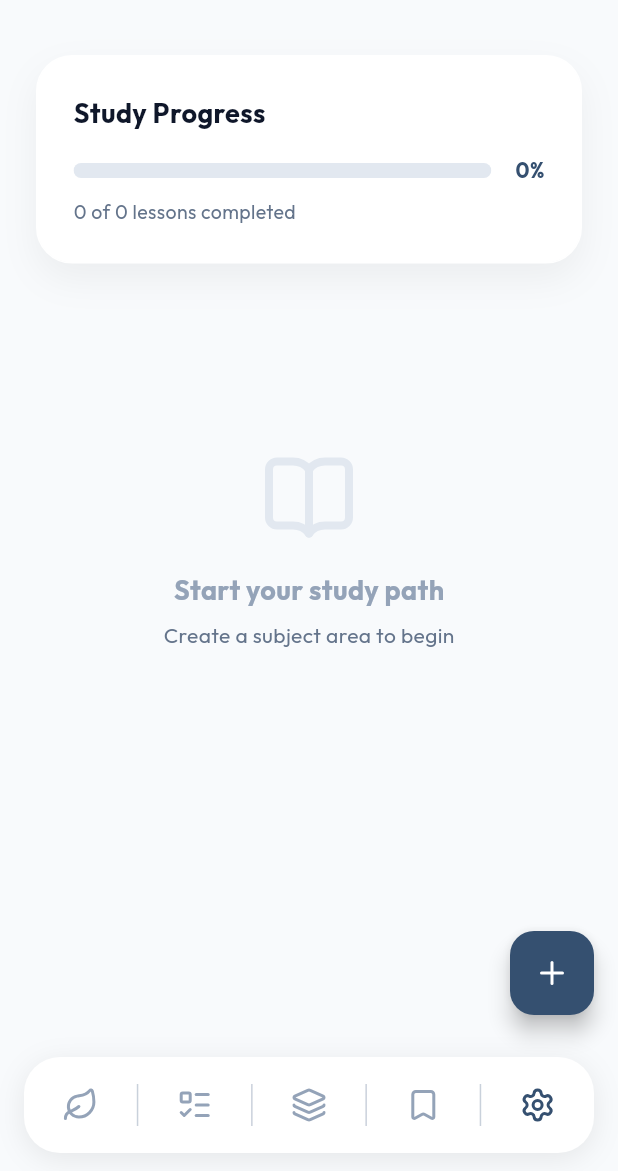
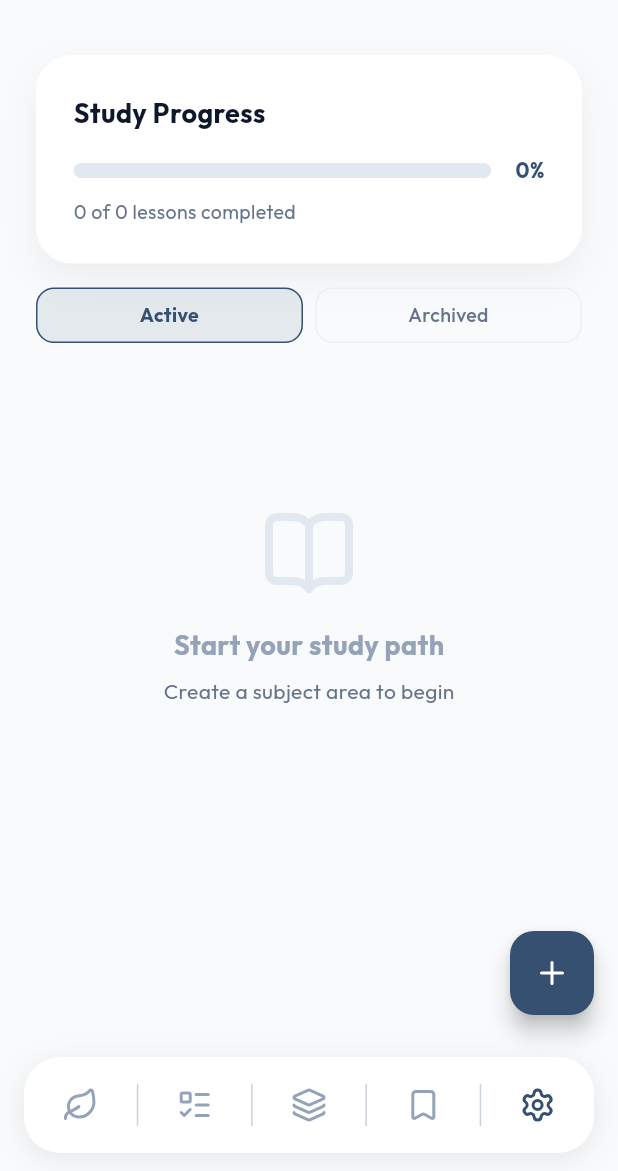
Before and after one commit to iver23/flowlife-mobile, a Flutter app: the screen it shows once a user with an empty profile is signed in, item 5 of the bottom bar chosen, on a phone screen of 412 x 824 dp, the part 65-1236 px from its top. Run offline on Flutter 3.47's test engine with Material 3 defaults, Android fonts, the phone set to English and light mode, and no system bars; our stand-ins replace cloud_firestore, confetti, firebase_auth, firebase_core, fl_chart, flutter_local_notifications and 7 more; accounts and stored records are empty.

Commit message:
feat: add biometric app lock functionality and study area archiving.

```diff
--- a/lib/data/models/study_models.dart
+++ b/lib/data/models/study_models.dart
@@ -5,13 +5,29 @@ class SubjectArea {
   final String name;
   final String color;
   final DateTime createdAt;
+  final bool isArchived;
 
   SubjectArea({
     required this.id,
     required this.name,
     required this.color,
     required this.createdAt,
+    this.isArchived = false,
   });
+
+  SubjectArea copyWith({
+    String? name,
+    String? color,
+    bool? isArchived,
+  }) {
+    return SubjectArea(
+      id: id,
+      name: name ?? this.name,
+      color: color ?? this.color,
+      createdAt: createdAt,
+      isArchived: isArchived ?? this.isArchived,
+    );
+  }
 
   Map<String, dynamic> toMap() {
     return {
@@ -19,6 +35,7 @@ class SubjectArea {
       'name': name,
       'color': color,
       'createdAt': createdAt.toIso8601String(),
+      'isArchived': isArchived,
     };
   }
 
@@ -28,6 +45,7 @@ class SubjectArea {
       name: map['name'] ?? '',
       color: map['color'] ?? 'duskblue',
       createdAt: DateTime.parse(map['createdAt']),
+      isArchived: map['isArchived'] ?? false,
     );
   }
 
--- a/lib/main.dart
+++ b/lib/main.dart
@@ -30,6 +30,8 @@ import 'package:firebase_core/firebase_core.dart';
 import 'package:flutter/services.dart';
 import 'package:shared_preferences/shared_preferences.dart';
 import 'core/theme_notifier.dart';
+import 'core/biometric_notifier.dart';
+import 'presentation/screens/lock_screen.dart';
 
 void main() async {
   WidgetsFlutterBinding.ensureInitialized();
@@ -66,27 +68,39 @@ class MyApp extends ConsumerWidget {
   }
 }
 
-class MainScreen extends StatefulWidget {
+class MainScreen extends ConsumerStatefulWidget {
   const MainScreen({super.key});
 
   @override
-  State<MainScreen> createState() => _MainScreenState();
+  ConsumerState<MainScreen> createState() => _MainScreenState();
 }
 
-class _MainScreenState extends State<MainScreen> {
+class _MainScreenState extends ConsumerState<MainScreen> with WidgetsBindingObserver {
   int _selectedIndex = 2; // Default to Dashboard
   late ConfettiController _confettiController;
 
   @override
   void initState() {
     super.initState();
+    WidgetsBinding.instance.addObserver(this);
     _confettiController = ConfettiController(duration: const Duration(seconds: 1));
   }
 
   @override
   void dispose() {
+    WidgetsBinding.instance.removeObserver(this);
     _confettiController.dispose();
     super.dispose();
+  }
+
+  @override
+  void didChangeAppLifecycleState(AppLifecycleState state) {
+    if (state == AppLifecycleState.inactive || state == AppLifecycleState.paused) {
+      final bioState = ref.read(biometricProvider);
+      if (bioState.isEnabled && bioState.isAutoLockEnabled) {
+        ref.read(biometricProvider.notifier).lock();
+      }
+    }
   }
 
   static const List<Widget> _screens = [
@@ -200,6 +214,7 @@ class _MainScreenState extends State<MainScreen> {
                       ],
                     ),
                   ),
+                  if (ref.watch(biometricProvider).isLocked) const LockScreen(),
                 ],
               ),
             );
--- a/lib/presentation/screens/study_screen.dart
+++ b/lib/presentation/screens/study_screen.dart
@@ -6,12 +6,20 @@ import '../../core/study_notifier.dart';
 import '../../data/models/study_models.dart';
 import '../widgets/study_edit_sheet.dart';
 
-class StudyScreen extends ConsumerWidget {
+class StudyScreen extends ConsumerStatefulWidget {
   const StudyScreen({super.key});
 
   @override
-  Widget build(BuildContext context, WidgetRef ref) {
+  ConsumerState<StudyScreen> createState() => _StudyScreenState();
+}
+
+class _StudyScreenState extends ConsumerState<StudyScreen> {
+  bool _showArchived = false;
+
+  @override
+  Widget build(BuildContext context) {
     final state = ref.watch(studyNotifierProvider);
+    final filteredAreas = state.areas.where((a) => a.isArchived == _showArchived).toList();
 
     return Scaffold(
       body: CustomScrollView(
@@ -23,16 +31,57 @@ class StudyScreen extends ConsumerWidget {
                 crossAxisAlignment: CrossAxisAlignment.start,
                 children: [
                   _buildHeader(ref),
-                  const SizedBox(height: 24),
-                  if (state.areas.isEmpty)
+                  const SizedBox(height: 16),
+                  _buildViewToggle(),
+                  const SizedBox(height: 8),
+                  if (filteredAreas.isEmpty)
                     _buildEmptyState(context)
                   else
-                    ...state.areas.map((area) => _buildAreaTile(context, ref, area)),
+                    ...filteredAreas.map((area) => _buildAreaTile(context, ref, area)),
                 ],
               ),
             ),
           ),
         ],
+      ),
+    );
+  }
+
+  Widget _buildViewToggle() {
+    return Row(
+      children: [
+        _buildToggleItem("Active", !_showArchived),
+        const SizedBox(width: 8),
+        _buildToggleItem("Archived", _showArchived),
+      ],
+    );
+  }
+
+  Widget _buildToggleItem(String label, bool isActive) {
+    return Expanded(
+      child: InkWell(
+        onTap: () => setState(() => _showArchived = label == "Archived"),
+        borderRadius: BorderRadius.circular(12),
+        child: Container(
+          padding: const EdgeInsets.symmetric(vertical: 8),
+          decoration: BoxDecoration(
+            color: isActive ? FlowColors.primary.withOpacity(0.1) : Colors.transparent,
+            borderRadius: BorderRadius.circular(12),
+            border: Border.all(
+              color: isActive ? FlowColors.primary : FlowColors.slate200.withOpacity(0.5),
+              width: 1,
+            ),
+          ),
+          child: Text(
+            label,
+            textAlign: TextAlign.center,
+            style: TextStyle(
+              fontSize: 13,
+              fontWeight: isActive ? FontWeight.bold : FontWeight.w500,
+              color: isActive ? FlowColors.primary : FlowColors.slate500,
+            ),
+          ),
+        ),
       ),
     );
   }
@@ -89,7 +138,30 @@ class StudyScreen extends ConsumerWidget {
     final areaSubjects = state.subjects.where((s) => s.areaId == area.id).toList();
     final progress = notifier.getAreaProgress(area.id);
 
-    return Theme(
+    return Dismissible(
+      key: Key(area.id),
+      direction: DismissDirection.endToStart,
+      background: Container(
+        alignment: Alignment.centerRight,
+        padding: const EdgeInsets.only(right: 20),
+        margin: const EdgeInsets.only(top: 24),
+        decoration: BoxDecoration(
+          color: area.isArchived ? Colors.green : Colors.amber,
+          borderRadius: BorderRadius.circular(24),
+        ),
+        child: Icon(
+          area.isArchived ? LucideIcons.refreshCcw : LucideIcons.archive,
+          color: Colors.white,
+        ),
+      ),
+      onDismissed: (_) {
+        if (area.isArchived) {
+          notifier.unarchiveArea(area);
+        } else {
+          notifier.archiveArea(area);
+        }
+      },
+      child: Theme(
         data: Theme.of(context).copyWith(dividerColor: Colors.transparent),
         child: FlowCard(
           margin: const EdgeInsets.only(top: 24),
@@ -148,6 +220,7 @@ class StudyScreen extends ConsumerWidget {
                 onTap: () => _showAddSubject(context, area.id),
               ),
             ],
+          ),
         ),
       ),
     );
@@ -230,14 +303,16 @@ class StudyScreen extends ConsumerWidget {
           const SizedBox(height: 100),
           Icon(LucideIcons.bookOpen, size: 64, color: FlowColors.slate200),
           const SizedBox(height: 16),
-          const Text(
-            'Start your study path',
-            style: TextStyle(fontSize: 18, fontWeight: FontWeight.bold, color: FlowColors.slate400),
+          Text(
+            _showArchived ? 'No archived study areas' : 'Start your study path',
+            style: const TextStyle(fontSize: 18, fontWeight: FontWeight.bold, color: FlowColors.slate400),
           ),
           const SizedBox(height: 8),
-          const Text(
-            'Create a subject area to begin',
-            style: TextStyle(color: FlowColors.slate500),
+          Text(
+            _showArchived
+                ? 'Your archived areas will appear here.'
+                : 'Create a subject area to begin',
+            style: const TextStyle(color: FlowColors.slate500),
           ),
         ],
       ),
--- a/pubspec.yaml
+++ b/pubspec.yaml
@@ -48,6 +48,7 @@ dependencies:
   timezone: ^0.10.0
   shared_preferences: ^2.2.2
   uuid: ^4.2.0
+  local_auth: ^2.3.0
 
 dev_dependencies:
   flutter_test:
```
Also changed, not shown: lib/core/biometric_notifier.dart (added, +118 -0 lines), lib/core/study_notifier.dart (+18 -0 lines), lib/presentation/screens/lock_screen.dart (added, +88 -0 lines), lib/presentation/screens/settings_screen.dart (+43 -0 lines), lib/presentation/widgets/ui_components.dart (+16 -3 lines), pubspec.lock, 6 other files. Lines whose indentation alone changed are shown as unchanged.
